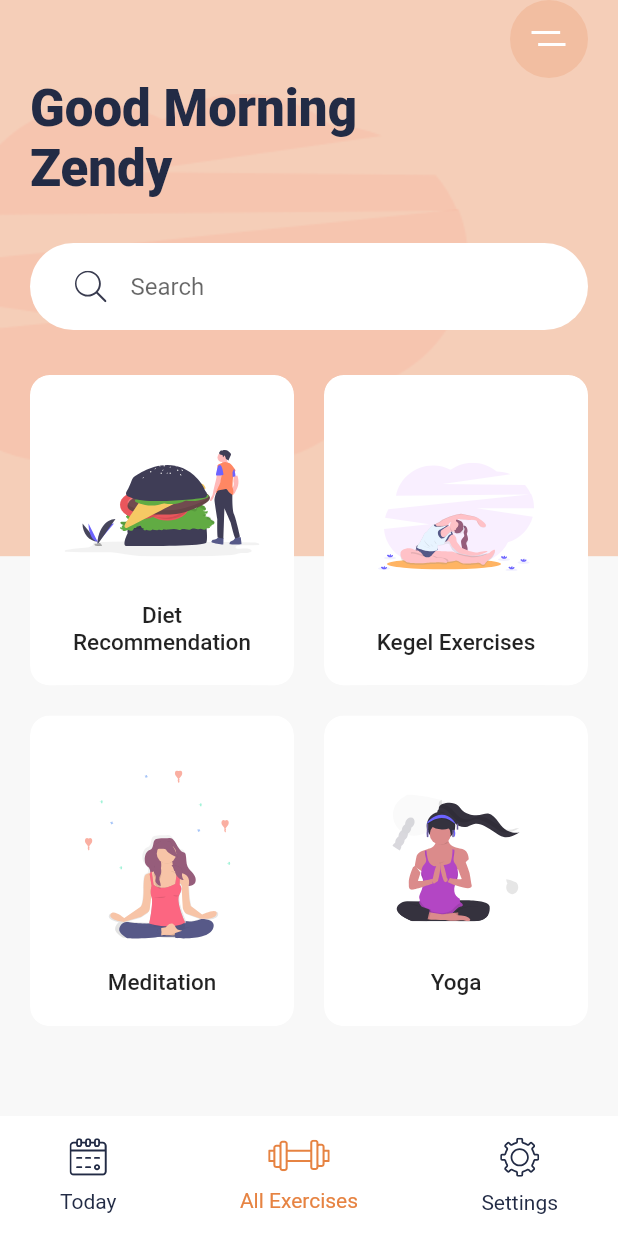
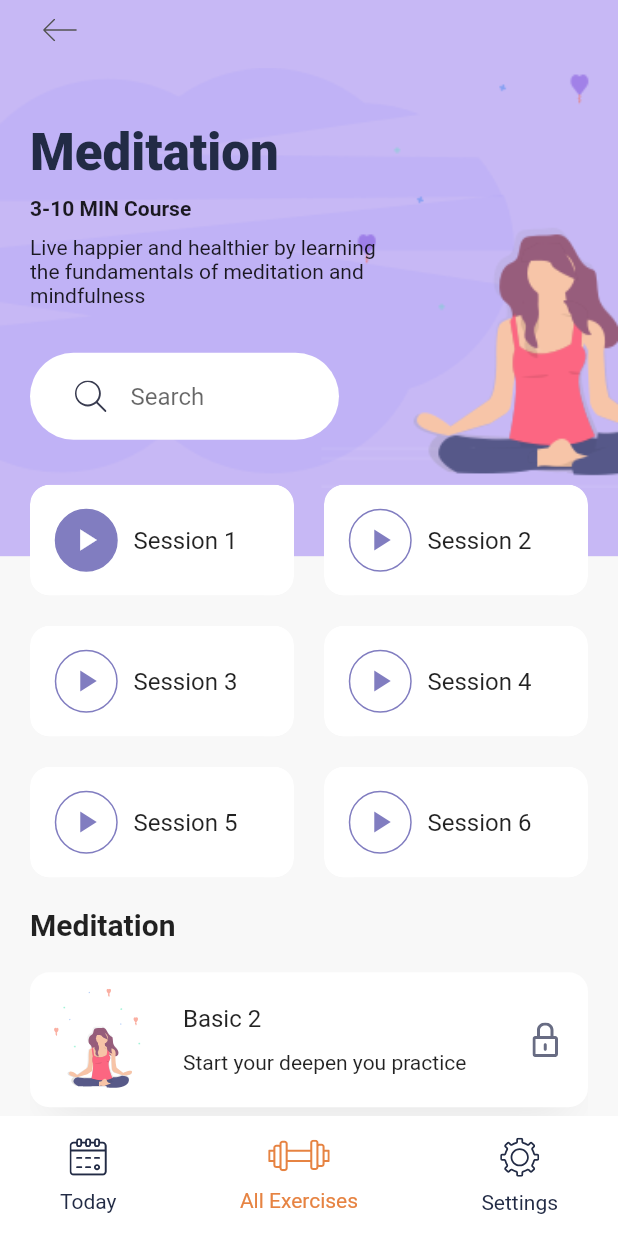
Before and after one commit to zendy199x/Flutter-Daily-Exercises-App, a Flutter app: the screen it shows after launch, after a tap on "Meditation", on a phone screen of 412 x 824 dp. Run offline on Flutter 3.47's test engine with Material 2 defaults, Android fonts, the phone set to English and light mode, and no system bars; our stand-ins replace flutter_svg.

Commit message:
Details screen

```diff
--- /dev/null
+++ b/lib/screens/details_screen.dart
@@ -0,0 +1,169 @@
+import 'package:daily_exercises/constants.dart';
+import 'package:daily_exercises/widgets/bottom_nav_bar.dart';
+import 'package:daily_exercises/widgets/search_bar.dart';
+import 'package:daily_exercises/widgets/sesassion_card.dart';
+import 'package:flutter/material.dart';
+import 'package:flutter_svg/svg.dart';
+
+class DetailsScreen extends StatelessWidget {
+  const DetailsScreen({Key? key}) : super(key: key);
+
+  @override
+  Widget build(BuildContext context) {
+    var size = MediaQuery.of(context).size;
+    return Scaffold(
+      bottomNavigationBar: const BottomNavBar(),
+      body: Stack(
+        children: <Widget>[
+          Container(
+            height: size.height * .45,
+            decoration: const BoxDecoration(
+              color: kBlueLightColor,
+              image: DecorationImage(
+                image: AssetImage("assets/images/meditation_bg.png"),
+                fit: BoxFit.fitWidth,
+              ),
+            ),
+          ),
+          SafeArea(
+            child: Padding(
+              padding: const EdgeInsets.symmetric(horizontal: 20),
+              child: SingleChildScrollView(
+                child: Column(
+                  crossAxisAlignment: CrossAxisAlignment.start,
+                  children: <Widget>[
+                    SizedBox(
+                      height: 40,
+                      width: 40,
+                      child: TextButton(
+                        style: TextButton.styleFrom(
+                          shape: RoundedRectangleBorder(
+                            borderRadius: BorderRadius.circular(60),
+                          ),
+                          backgroundColor: Colors.transparent,
+                          padding: EdgeInsets.zero,
+                        ),
+                        onPressed: () => Navigator.pop(context),
+                        child: SvgPicture.asset(
+                          "assets/icons/back.svg",
+                          height: 15,
+                        ),
+                      ),
+                    ),
+                    SizedBox(
+                      height: size.height * 0.05,
+                    ),
+                    Text(
+                      "Meditation",
+                      style: Theme.of(context)
+                          .textTheme
+                          .headline4!
+                          .copyWith(fontWeight: FontWeight.w900),
+                    ),
+                    const SizedBox(height: 10),
+                    const Text(
+                      "3-10 MIN Course",
+                      style: TextStyle(fontWeight: FontWeight.bold),
+                    ),
+                    const SizedBox(height: 10),
+                    SizedBox(
+                      width: size.width * .6, // it just take 60% of total width
+                      child: const Text(
+                        "Live happier and healthier by learning the fundamentals of meditation and mindfulness",
+                      ),
+                    ),
+                    SizedBox(
+                      width: size.width * .5, // it just take the 50% width
+                      child: const SearchBar(),
+                    ),
+                    Wrap(
+                      spacing: 20,
+                      runSpacing: 20,
+                      children: <Widget>[
+                        SeassionCard(
+                          seassionNum: 1,
+                          isDone: true,
+                          press: () {},
+                        ),
+                        SeassionCard(
+                          seassionNum: 2,
+                          press: () {},
+                        ),
+                        SeassionCard(
+                          seassionNum: 3,
+                          press: () {},
+                        ),
+                        SeassionCard(
+                          seassionNum: 4,
+                          press: () {},
+                        ),
+                        SeassionCard(
+                          seassionNum: 5,
+                          press: () {},
+                        ),
+                        SeassionCard(
+                          seassionNum: 6,
+                          press: () {},
+                        ),
+                      ],
+                    ),
+                    const SizedBox(height: 20),
+                    Text(
+                      "Meditation",
+                      style: Theme.of(context)
+                          .textTheme
+                          .headline6!
+                          .copyWith(fontWeight: FontWeight.bold),
+                    ),
+                    Container(
+                      margin: const EdgeInsets.symmetric(vertical: 20),
+                      padding: const EdgeInsets.all(10),
+                      height: 90,
+                      decoration: BoxDecoration(
+                        color: Colors.white,
+                        borderRadius: BorderRadius.circular(13),
+                        boxShadow: const [
+                          BoxShadow(
+                            offset: Offset(0, 17),
+                            blurRadius: 23,
+                            spreadRadius: -13,
+                            color: kShadowColor,
+                          ),
+                        ],
+                      ),
+                      child: Row(
+                        children: <Widget>[
+                          SvgPicture.asset(
+                            "assets/icons/Meditation_women_small.svg",
+                          ),
+                          const SizedBox(width: 20),
+                          Expanded(
+                            child: Column(
+                              mainAxisAlignment: MainAxisAlignment.spaceEvenly,
+                              crossAxisAlignment: CrossAxisAlignment.start,
+                              children: <Widget>[
+                                Text(
+                                  "Basic 2",
+                                  style: Theme.of(context).textTheme.subtitle1,
+                                ),
+                                const Text("Start your deepen you practice")
+                              ],
+                            ),
+                          ),
+                          Padding(
+                            padding: const EdgeInsets.all(10),
+                            child: SvgPicture.asset("assets/icons/Lock.svg"),
+                          ),
+                        ],
+                      ),
+                    )
+                  ],
+                ),
+              ),
+            ),
+          ),
+        ],
+      ),
+    );
+  }
+}
--- a/lib/screens/home_screen.dart
+++ b/lib/screens/home_screen.dart
@@ -1,3 +1,4 @@
+import 'package:daily_exercises/screens/details_screen.dart';
 import 'package:daily_exercises/widgets/bottom_nav_bar.dart';
 import 'package:daily_exercises/widgets/category_card.dart';
 import 'package:daily_exercises/widgets/search_bar.dart';
@@ -46,7 +47,7 @@
                     ),
                   ),
                   Text(
-                    "Good Morning \nZendy",
+                    "Good Morning,\nZendy",
                     style: Theme.of(context)
                         .textTheme
                         .headline4!
@@ -61,9 +62,16 @@
                       mainAxisSpacing: 20,
                       children: <Widget>[
                         CategoryCard(
-                          title: "Diet Recommendation",
+                          title: "Diet Recommend",
                           svgSrc: "assets/icons/Hamburger.svg",
-                          press: () {},
+                          press: () {
+                            Navigator.push(
+                              context,
+                              MaterialPageRoute(builder: (context) {
+                                return const DetailsScreen();
+                              }),
+                            );
+                          },
                         ),
                         CategoryCard(
                           title: "Kegel Exercises",
@@ -73,12 +81,26 @@
                         CategoryCard(
                           title: "Meditation",
                           svgSrc: "assets/icons/Meditation.svg",
-                          press: () {},
+                          press: () {
+                            Navigator.push(
+                              context,
+                              MaterialPageRoute(builder: (context) {
+                                return const DetailsScreen();
+                              }),
+                            );
+                          },
                         ),
                         CategoryCard(
                           title: "Yoga",
                           svgSrc: "assets/icons/yoga.svg",
-                          press: () {},
+                          press: () {
+                            Navigator.push(
+                              context,
+                              MaterialPageRoute(builder: (context) {
+                                return const DetailsScreen();
+                              }),
+                            );
+                          },
                         ),
                       ],
                     ),
--- /dev/null
+++ b/lib/widgets/sesassion_card.dart
@@ -0,0 +1,71 @@
+import 'package:daily_exercises/constants.dart';
+import 'package:flutter/material.dart';
+
+class SeassionCard extends StatelessWidget {
+  final int seassionNum;
+  final bool isDone;
+  final VoidCallback press;
+  const SeassionCard({
+    Key? key,
+    required this.seassionNum,
+    this.isDone = false,
+    required this.press,
+  }) : super(key: key);
+
+  @override
+  Widget build(BuildContext context) {
+    return LayoutBuilder(builder: (context, constraint) {
+      return ClipRRect(
+        borderRadius: BorderRadius.circular(13),
+        child: Container(
+          width: constraint.maxWidth / 2 -
+              10, // constraint.maxWidth provide us the available with for this widget
+          // padding: EdgeInsets.all(16),
+          decoration: BoxDecoration(
+            color: Colors.white,
+            borderRadius: BorderRadius.circular(13),
+            boxShadow: const [
+              BoxShadow(
+                offset: Offset(0, 17),
+                blurRadius: 23,
+                spreadRadius: -13,
+                color: kShadowColor,
+              ),
+            ],
+          ),
+          child: Material(
+            color: Colors.transparent,
+            child: InkWell(
+              onTap: press,
+              child: Padding(
+                padding: const EdgeInsets.all(16.0),
+                child: Row(
+                  children: <Widget>[
+                    Container(
+                      height: 42,
+                      width: 43,
+                      decoration: BoxDecoration(
+                        color: isDone ? kBlueColor : Colors.white,
+                        shape: BoxShape.circle,
+                        border: Border.all(color: kBlueColor),
+                      ),
+                      child: Icon(
+                        Icons.play_arrow,
+                        color: isDone ? Colors.white : kBlueColor,
+                      ),
+                    ),
+                    const SizedBox(width: 10),
+                    Text(
+                      "Session $seassionNum",
+                      style: Theme.of(context).textTheme.subtitle1,
+                    )
+                  ],
+                ),
+              ),
+            ),
+          ),
+        ),
+      );
+    });
+  }
+}
```
Also changed, not shown: assets/icons/All excercise  option 1.jpg (deleted), assets/icons/back.svg (added).
